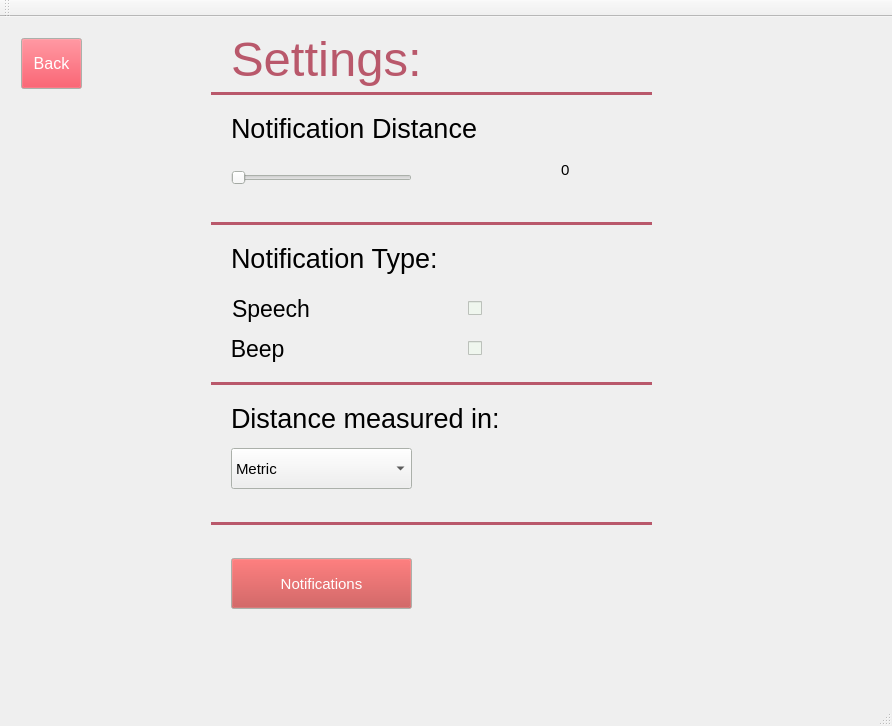
Above: leddargui/mainwindow.ui from SCCapstone/Sense-Able before the change. Below: the same form after it.
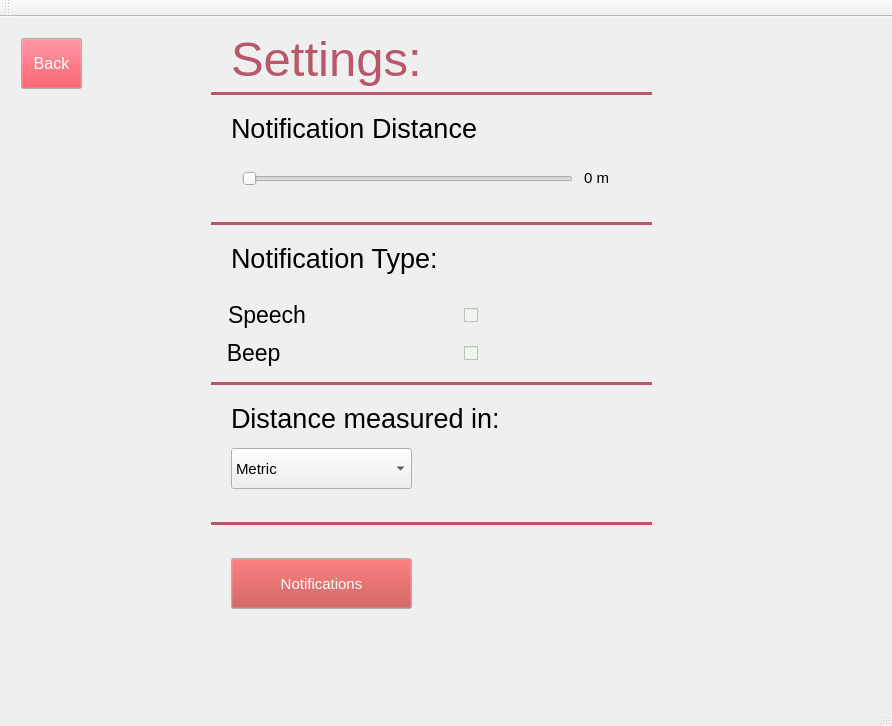
That is the form after the change.

Commit message: minor layout edits, added units (m)

Patch:
```diff
--- a/leddargui/mainwindow.ui
+++ b/leddargui/mainwindow.ui
@@ -1697,7 +1697,7 @@
            <rect>
             <x>220</x>
             <y>210</y>
-            <width>231</width>
+            <width>331</width>
             <height>41</height>
            </rect>
           </property>
@@ -1710,51 +1710,6 @@
            <string>Notification Type:</string>
           </property>
          </widget>
-         <widget class="QCheckBox" name="speechCheckBox">
-          <property name="geometry">
-           <rect>
-            <x>170</x>
-            <y>260</y>
-            <width>301</width>
-            <height>41</height>
-           </rect>
-          </property>
-          <property name="font">
-           <font>
-            <pointsize>17</pointsize>
-           </font>
-          </property>
-          <property name="layoutDirection">
-           <enum>Qt::RightToLeft</enum>
-          </property>
-          <property name="text">
-           <string>Speech                        </string>
-          </property>
-          <property name="tristate">
-           <bool>false</bool>
-          </property>
-         </widget>
-         <widget class="QCheckBox" name="beepCheckBox">
-          <property name="geometry">
-           <rect>
-            <x>170</x>
-            <y>300</y>
-            <width>301</width>
-            <height>41</height>
-           </rect>
-          </property>
-          <property name="font">
-           <font>
-            <pointsize>17</pointsize>
-           </font>
-          </property>
-          <property name="layoutDirection">
-           <enum>Qt::RightToLeft</enum>
-          </property>
-          <property name="text">
-           <string>Beep                            </string>
-          </property>
-         </widget>
          <widget class="Line" name="line_4">
           <property name="geometry">
            <rect>
@@ -1967,7 +1922,7 @@
            <rect>
             <x>220</x>
             <y>80</y>
-            <width>291</width>
+            <width>331</width>
             <height>41</height>
            </rect>
           </property>
@@ -2082,37 +2037,112 @@
            <string>Back</string>
           </property>
          </widget>
-         <widget class="QSlider" name="notificationDistanceSlider">
+         <widget class="QWidget" name="">
           <property name="geometry">
            <rect>
             <x>220</x>
-            <y>140</y>
-            <width>181</width>
-            <height>20</height>
-           </rect>
-          </property>
-          <property name="minimum">
-           <number>1</number>
-          </property>
-          <property name="maximum">
-           <number>100</number>
-          </property>
-          <property name="orientation">
-           <enum>Qt::Horizontal</enum>
-          </property>
-         </widget>
-         <widget class="QLabel" name="notifDistanceLabel">
-          <property name="geometry">
-           <rect>
-            <x>550</x>
             <y>130</y>
-            <width>89</width>
-            <height>23</height>
+            <width>401</width>
+            <height>41</height>
            </rect>
           </property>
-          <property name="text">
-           <string>0</string>
+          <layout class="QHBoxLayout" name="horizontalLayout_5">
+           <item>
+            <widget class="QSlider" name="notificationDistanceSlider">
+             <property name="sizePolicy">
+              <sizepolicy hsizetype="MinimumExpanding" vsizetype="Fixed">
+               <horstretch>0</horstretch>
+               <verstretch>0</verstretch>
+              </sizepolicy>
+             </property>
+             <property name="minimumSize">
+              <size>
+               <width>331</width>
+               <height>0</height>
+              </size>
+             </property>
+             <property name="maximumSize">
+              <size>
+               <width>331</width>
+               <height>16777215</height>
+              </size>
+             </property>
+             <property name="minimum">
+              <number>1</number>
+             </property>
+             <property name="maximum">
+              <number>100</number>
+             </property>
+             <property name="orientation">
+              <enum>Qt::Horizontal</enum>
+             </property>
+            </widget>
+           </item>
+           <item alignment="Qt::AlignHCenter|Qt::AlignVCenter">
+            <widget class="QLabel" name="notifDistanceLabel">
+             <property name="sizePolicy">
+              <sizepolicy hsizetype="Expanding" vsizetype="MinimumExpanding">
+               <horstretch>0</horstretch>
+               <verstretch>0</verstretch>
+              </sizepolicy>
+             </property>
+             <property name="minimumSize">
+              <size>
+               <width>40</width>
+               <height>0</height>
+              </size>
+             </property>
+             <property name="text">
+              <string> 0 m</string>
+             </property>
+            </widget>
+           </item>
+          </layout>
+         </widget>
+         <widget class="QWidget" name="">
+          <property name="geometry">
+           <rect>
+            <x>170</x>
+            <y>260</y>
+            <width>308</width>
+            <height>92</height>
+           </rect>
           </property>
+          <layout class="QVBoxLayout" name="verticalLayout_4">
+           <item>
+            <widget class="QCheckBox" name="speechCheckBox">
+             <property name="font">
+              <font>
+               <pointsize>17</pointsize>
+              </font>
+             </property>
+             <property name="layoutDirection">
+              <enum>Qt::RightToLeft</enum>
+             </property>
+             <property name="text">
+              <string>Speech                        </string>
+             </property>
+             <property name="tristate">
+              <bool>false</bool>
+             </property>
+            </widget>
+           </item>
+           <item>
+            <widget class="QCheckBox" name="beepCheckBox">
+             <property name="font">
+              <font>
+               <pointsize>17</pointsize>
+              </font>
+             </property>
+             <property name="layoutDirection">
+              <enum>Qt::RightToLeft</enum>
+             </property>
+             <property name="text">
+              <string>Beep                            </string>
+             </property>
+            </widget>
+           </item>
+          </layout>
          </widget>
         </widget>
         <widget class="QWidget" name="Page_Notifications">
```
The commit also changes 1 other file.
